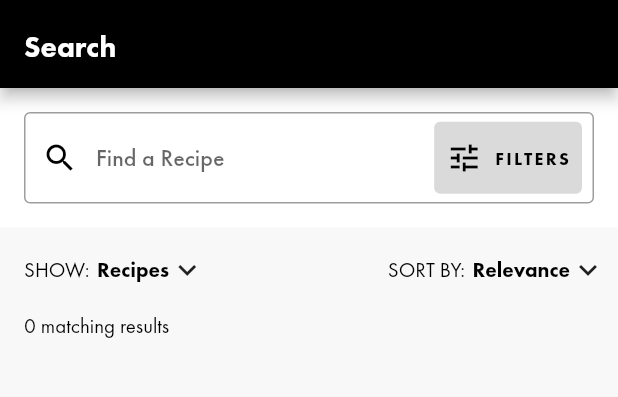
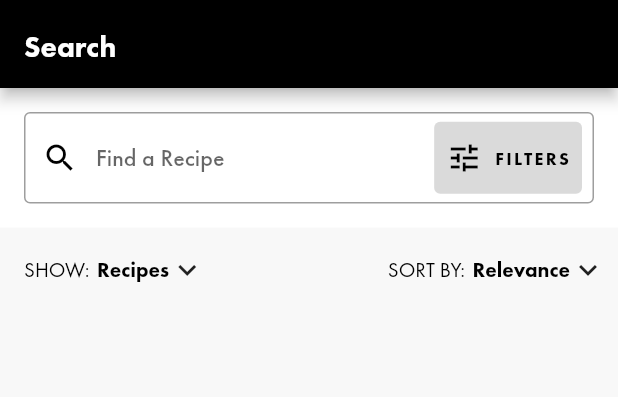
Before and after one commit to franthormel/bon_appetit, a Flutter app: the screen it shows after launch, after a tap on the "search" icon, on a phone screen of 412 x 824 dp, the part 80-477 px from its top. Run offline on Flutter 3.47's test engine with Material 2 defaults, Android fonts, the phone set to English and light mode, and no system bars; our stand-ins replace auto_route, cached_network_image, flutter_svg; network calls fail.

Commit message:
Search page results count widgets
Added widget if there is no result for a search term
Results count widget will now be initially hidden

```diff
--- a/lib/services/providers/search.dart
+++ b/lib/services/providers/search.dart
@@ -40,6 +40,8 @@ class SearchProvider extends ChangeNotifier {
     _replaceCacheWithResults(results);
     notifyListeners();
   }
+
+  bool get hasSearched => _text.isNotEmpty || _searchResults.isNotEmpty;
 
   UnmodifiableListView<SearchResult> get searchResults =>
       UnmodifiableListView(_searchResults);
--- a/lib/widgets/search/results/results.dart
+++ b/lib/widgets/search/results/results.dart
@@ -14,12 +14,14 @@ class SearchPageResultsWidget extends StatelessWidget {
 
     return Padding(
       padding: const EdgeInsets.only(left: 16.0),
-      child: provider.searchText.isEmpty
-          ? SearchPageResultsTextNoneWidget(count: provider.resultsLength)
-          : SearchPageResultsTextWidget(
-              count: provider.resultsLength,
-              text: provider.searchText,
-            ),
+      child: provider.hasSearched
+          ? provider.searchText.isEmpty
+              ? SearchPageResultsTextNoneWidget(count: provider.resultsLength)
+              : SearchPageResultsTextWidget(
+                  count: provider.resultsLength,
+                  text: provider.searchText,
+                )
+          : Container(),
     );
   }
 }
--- a/lib/widgets/search/results/results_many.dart
+++ b/lib/widgets/search/results/results_many.dart
@@ -15,8 +15,8 @@ class SearchPageResultsManyWidget extends StatelessWidget {
     return RichText(
       text: TextSpan(
         style: Theme.of(context).textTheme.bodyText2,
-        text: "$count matching results for ",
         children: [
+          TextSpan(text: "$count matching results for "),
           TextSpan(
             text: "\"$text\"",
             style: Theme.of(context)
```
Also changed, not shown: lib/widgets/search/results/results_none.dart (+16 -1 lines).
